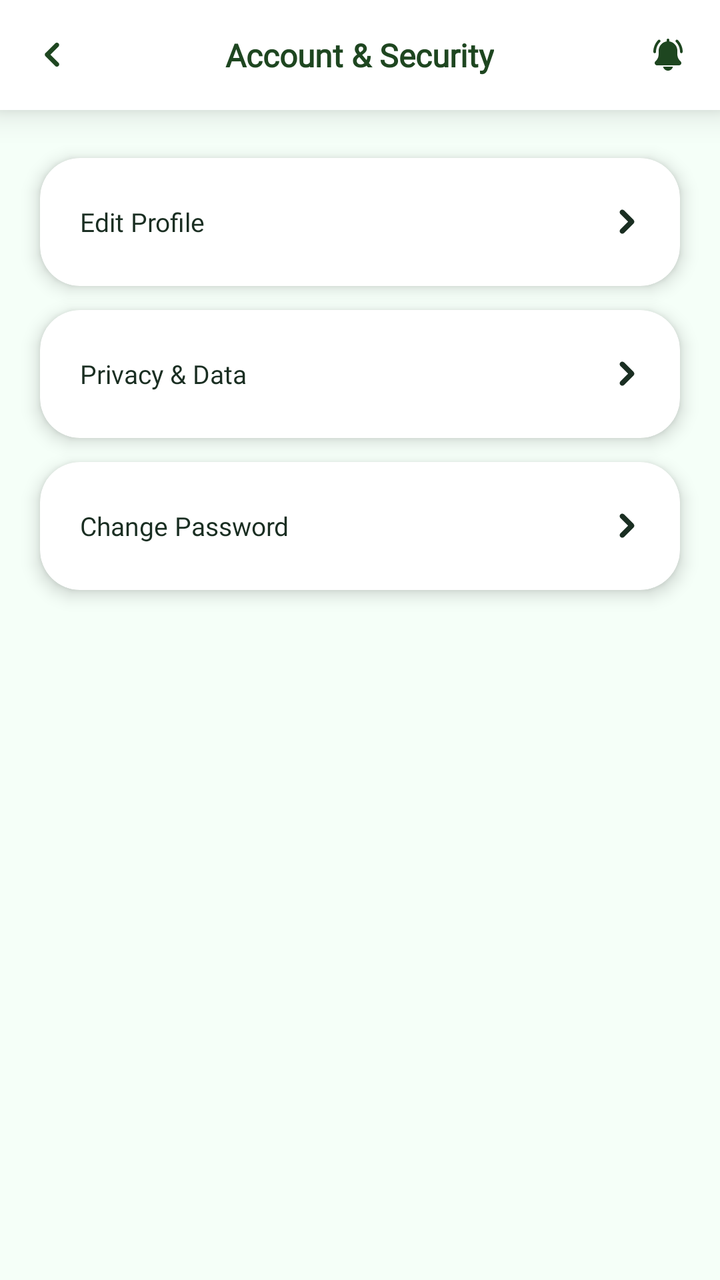
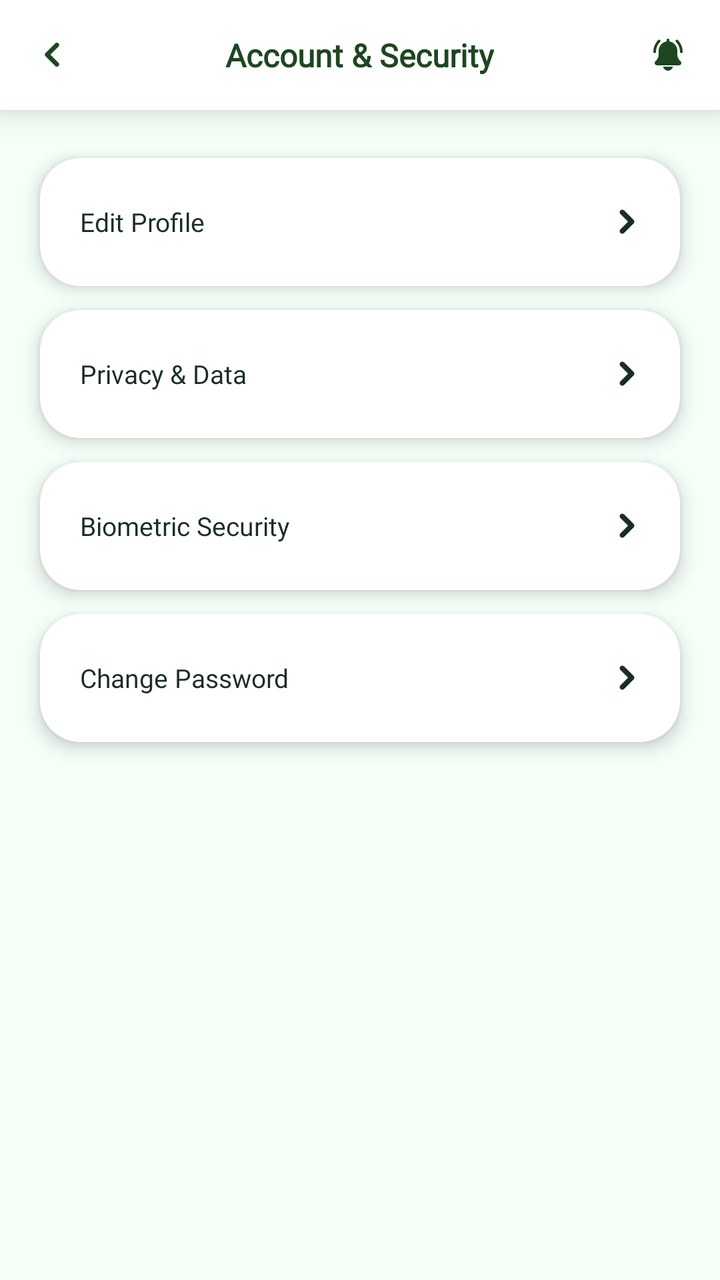

Two renders of the same Android screen: before a commit and after it. Below are the layout's source before the change and the commit's diff.
<!-- AndroidManifest.xml: application theme Theme.SmartGrow -->
<!-- res/layout/fragment_account_security.xml -->
<?xml version="1.0" encoding="utf-8"?>
<LinearLayout
    xmlns:android="http://schemas.android.com/apk/res/android"
    xmlns:app="http://schemas.android.com/apk/res-auto"
    xmlns:tools="http://schemas.android.com/tools"

    android:layout_width="match_parent"
    android:layout_height="match_parent"
    android:orientation="vertical"

    android:background="@color/app_background"

    android:clipChildren="false"
    android:clipToPadding="false">


    

    <com.google.android.material.card.MaterialCardView

        android:layout_width="match_parent"
        android:layout_height="55dp"

        app:cardBackgroundColor="@color/card_background"
        app:cardElevation="10dp"
        app:cardCornerRadius="0dp"
        app:strokeWidth="0dp">

        <RelativeLayout

            android:layout_width="match_parent"
            android:layout_height="match_parent">


            

            <ImageView

                android:id="@+id/btn_back_account_security"

                android:layout_width="36dp"
                android:layout_height="36dp"

                android:layout_alignParentStart="true"
                android:layout_centerVertical="true"

                android:layout_marginStart="8dp"

                android:background="?attr/selectableItemBackgroundBorderless"

                android:clickable="true"
                android:focusable="true"

                android:padding="12dp"

                android:src="@drawable/ic_back"

                app:tint="@color/primary_green"

                android:contentDescription="Go back" />


            

            <TextView

                android:id="@+id/tv_account_security_title"

                android:layout_width="wrap_content"
                android:layout_height="wrap_content"

                android:layout_centerInParent="true"

                android:fontFamily="@font/inter_extrabold"

                android:text="Account &amp; Security"

                android:textColor="@color/primary_green"

                android:textSize="16sp"

                android:textStyle="bold" />


            

            <ImageView

                android:id="@+id/btn_notification_account_security"

                android:layout_width="36dp"
                android:layout_height="36dp"

                android:layout_alignParentEnd="true"
                android:layout_centerVertical="true"

                android:layout_marginEnd="8dp"

                android:background="?attr/selectableItemBackgroundBorderless"

                android:clickable="true"
                android:focusable="true"

                android:padding="10dp"

                android:src="@drawable/ic_notification_bell"

                app:tint="@color/primary_green"

                android:contentDescription="Notifications" />

        </RelativeLayout>

    </com.google.android.material.card.MaterialCardView>


    

    <androidx.core.widget.NestedScrollView

        android:layout_width="match_parent"
        android:layout_height="0dp"

        android:layout_weight="1"

        android:fillViewport="true"
        android:overScrollMode="never"

        android:clipToPadding="false">


        <LinearLayout

            android:layout_width="match_parent"
            android:layout_height="wrap_content"

            android:orientation="vertical"

            android:paddingHorizontal="20dp"
            android:paddingTop="24dp"
            android:paddingBottom="40dp"

            android:clipChildren="false"
            android:clipToPadding="false">


            

            <com.google.android.material.card.MaterialCardView

                android:id="@+id/btn_security_edit_profile"

                android:layout_width="match_parent"
                android:layout_height="wrap_content"

                android:layout_marginBottom="12dp"

                android:clickable="true"
                android:focusable="true"

                android:foreground="?attr/selectableItemBackground"

                app:cardBackgroundColor="@color/card_background"

                app:cardCornerRadius="20dp"

                app:cardElevation="5dp"

                app:strokeWidth="0dp">


                <RelativeLayout

                    android:layout_width="match_parent"
                    android:layout_height="wrap_content"

                    android:minHeight="64dp"

                    android:paddingHorizontal="20dp"
                    android:paddingVertical="12dp">


                    <TextView

                        android:layout_width="wrap_content"
                        android:layout_height="wrap_content"

                        android:layout_centerVertical="true"

                        android:fontFamily="@font/inter_extrabold"

                        android:text="Edit Profile"

                        android:textColor="@color/text_primary"

                        android:textSize="13sp" />


                    <ImageView

                        android:layout_width="13dp"
                        android:layout_height="13dp"

                        android:layout_alignParentEnd="true"
                        android:layout_centerVertical="true"

                        android:src="@drawable/ic_next"

                        app:tint="@color/text_primary"

                        android:contentDescription="Open Edit Profile" />

                </RelativeLayout>

            </com.google.android.material.card.MaterialCardView>


            

            <com.google.android.material.card.MaterialCardView

                android:id="@+id/btn_security_privacy"

                android:layout_width="match_parent"
                android:layout_height="wrap_content"

                android:layout_marginBottom="12dp"

                android:clickable="true"
                android:focusable="true"

                android:foreground="?attr/selectableItemBackground"

                app:cardBackgroundColor="@color/card_background"

                app:cardCornerRadius="20dp"

                app:cardElevation="5dp"

                app:strokeWidth="0dp">


                <RelativeLayout

                    android:layout_width="match_parent"
                    android:layout_height="wrap_content"

                    android:minHeight="64dp"

                    android:paddingHorizontal="20dp"
                    android:paddingVertical="12dp">


                    <TextView

                        android:layout_width="wrap_content"
                        android:layout_height="wrap_content"

                        android:layout_centerVertical="true"

                        android:fontFamily="@font/inter_extrabold"

                        android:text="Privacy &amp; Data"

                        android:textColor="@color/text_primary"

                        android:textSize="13sp" />


                    <ImageView

                        android:layout_width="13dp"
                        android:layout_height="13dp"

                        android:layout_alignParentEnd="true"
                        android:layout_centerVertical="true"

                        android:src="@drawable/ic_next"

                        app:tint="@color/text_primary"

                        android:contentDescription="Open Privacy and Data" />

                </RelativeLayout>

            </com.google.android.material.card.MaterialCardView>


            

            <com.google.android.material.card.MaterialCardView

                android:id="@+id/btn_security_password"

                android:layout_width="match_parent"
                android:layout_height="wrap_content"

                android:layout_marginBottom="12dp"

                android:clickable="true"
                android:focusable="true"

                android:foreground="?attr/selectableItemBackground"

                app:cardBackgroundColor="@color/card_background"

                app:cardCornerRadius="20dp"

                app:cardElevation="5dp"

                app:strokeWidth="0dp">


                <RelativeLayout

                    android:layout_width="match_parent"
                    android:layout_height="wrap_content"

                    android:minHeight="64dp"

                    android:paddingHorizontal="20dp"
                    android:paddingVertical="12dp">


                    <TextView

                        android:layout_width="wrap_content"
                        android:layout_height="wrap_content"

                        android:layout_centerVertical="true"

                        android:fontFamily="@font/inter_extrabold"

                        android:text="Change Password"

                        android:textColor="@color/text_primary"

                        android:textSize="13sp" />


                    <ImageView

                        android:layout_width="13dp"
                        android:layout_height="13dp"

                        android:layout_alignParentEnd="true"

                        android:layout_centerVertical="true"

                        android:src="@drawable/ic_next"

                        app:tint="@color/text_primary"

                        android:contentDescription="Open Change Password" />

                </RelativeLayout>

            </com.google.android.material.card.MaterialCardView>


        </LinearLayout>

    </androidx.core.widget.NestedScrollView>

</LinearLayout>
<!-- resources referenced by this layout -->
<resources>
  <color name="app_background">#F5FFF8</color>
  <color name="card_background">#FFFFFF</color>
  <color name="primary_green">#1e4620</color>
  <color name="text_primary">#1A2E22</color>
  <!-- drawable ic_next (drawable) -->
  <vector xmlns:android="http://schemas.android.com/apk/res/android"
      android:width="512dp"
      android:height="512dp"
      android:viewportWidth="512"
      android:viewportHeight="512">
    <path
        android:pathData="M276.16,256C274.83,252.53 267.27,246.59 264.35,243.68C254.99,234.34 245.68,224.95 236.29,215.64C210.71,190.25 185.49,164.51 159.84,139.2C151.75,131.23 143.69,123.21 135.74,115.11C130.44,109.72 124.46,104.67 120.34,98.26C99.84,66.31 120.04,21.84 158.74,19.13C189.76,16.96 206.2,41.52 226.05,60.82C270.67,104.2 314.25,148.77 358.14,192.89C377.28,212.13 402.48,230.4 399.86,260.68C397.99,282.31 381.45,295.93 367.03,310.22C339.95,337.06 313.02,364.07 286.12,391.1C265.21,412.11 244.07,432.89 223.24,453.98C212.57,464.78 200.84,479.27 187.65,486.69C171.4,495.83 151.03,494.62 135.4,484.86C116.47,473.03 106.95,447.6 114.28,426.34C117.58,416.74 123.27,409.4 130.33,402.23C165.04,366.96 200.37,332.3 235.35,297.3C245.02,287.64 254.67,277.96 264.35,268.32C267.27,265.41 274.83,259.48 276.16,256Z"
        android:strokeLineJoin="round"
        android:strokeWidth="0.25"
        android:fillColor="#000000"
        android:fillType="evenOdd"
        android:strokeColor="#000000"/>
  </vector>
  <style name="Theme.SmartGrow" parent="Base.Theme.SmartGrow" />
  <style name="Base.Theme.SmartGrow" parent="Theme.Material3.DayNight.NoActionBar">
          <item name="android:windowBackground">@color/app_background</item>
          <item name="android:windowDisablePreview">true</item>
  
          
          <item name="android:statusBarColor">@color/app_background</item>
          <item name="android:windowLightStatusBar">true</item>
  
          
          <item name="android:navigationBarColor">@color/app_background</item>
          <item name="android:windowLightNavigationBar" ns0:targetApi="o_mr1">true</item>
  
          <item name="android:windowDrawsSystemBarBackgrounds">true</item>
          <item name="android:windowTranslucentStatus">false</item>
          <item name="android:windowTranslucentNavigation">false</item>
  
          
          <item name="popupMenuStyle">@style/ModernPopupMenuStyle</item>
      </style>
  <style name="ModernPopupMenuStyle" parent="Widget.Material3.PopupMenu">
          <item name="android:popupBackground">@android:color/white</item>
      </style>
  <!-- unchanged entries left out for length: 2 -->
</resources>

<!-- the commit's change to res/layout/fragment_account_security.xml (unified diff, before → after) -->
@@ -285,12 +285,11 @@
 
             </com.google.android.material.card.MaterialCardView>
 
-
             
 
             <com.google.android.material.card.MaterialCardView
 
-                android:id="@+id/btn_security_password"
+                android:id="@+id/btn_security_biometric"
 
                 android:layout_width="match_parent"
                 android:layout_height="wrap_content"
@@ -331,7 +330,7 @@
 
                         android:fontFamily="@font/inter_extrabold"
 
-                        android:text="Change Password"
+                        android:text="Biometric Security"
 
                         android:textColor="@color/text_primary"
 
@@ -344,13 +343,84 @@
                         android:layout_height="13dp"
 
                         android:layout_alignParentEnd="true"
-
                         android:layout_centerVertical="true"
 
                         android:src="@drawable/ic_next"
 
                         app:tint="@color/text_primary"
 
+                        android:contentDescription="Open Biometric Security" />
+
+                </RelativeLayout>
+
+            </com.google.android.material.card.MaterialCardView>
+
+
+            
+
+            <com.google.android.material.card.MaterialCardView
+
+                android:id="@+id/btn_security_password"
+
+                android:layout_width="match_parent"
+                android:layout_height="wrap_content"
+
+                android:layout_marginBottom="12dp"
+
+                android:clickable="true"
+                android:focusable="true"
+
+                android:foreground="?attr/selectableItemBackground"
+
+                app:cardBackgroundColor="@color/card_background"
+
+                app:cardCornerRadius="20dp"
+
+                app:cardElevation="5dp"
+
+                app:strokeWidth="0dp">
+
+
+                <RelativeLayout
+
+                    android:layout_width="match_parent"
+                    android:layout_height="wrap_content"
+
+                    android:minHeight="64dp"
+
+                    android:paddingHorizontal="20dp"
+                    android:paddingVertical="12dp">
+
+
+                    <TextView
+
+                        android:layout_width="wrap_content"
+                        android:layout_height="wrap_content"
+
+                        android:layout_centerVertical="true"
+
+                        android:fontFamily="@font/inter_extrabold"
+
+                        android:text="Change Password"
+
+                        android:textColor="@color/text_primary"
+
+                        android:textSize="13sp" />
+
+
+                    <ImageView
+
+                        android:layout_width="13dp"
+                        android:layout_height="13dp"
+
+                        android:layout_alignParentEnd="true"
+
+                        android:layout_centerVertical="true"
+
+                        android:src="@drawable/ic_next"
+
+                        app:tint="@color/text_primary"
+
                         android:contentDescription="Open Change Password" />
 
                 </RelativeLayout>
